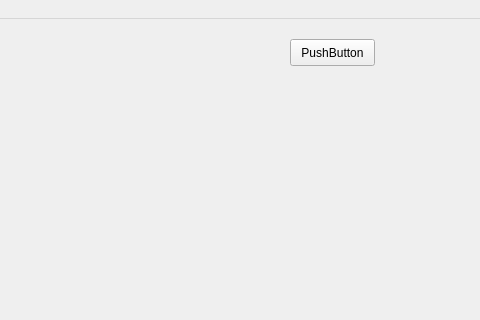
Old version of the form src/mainwindow.ui in the repository delcypher/simi-qt; both pictures show x 320 to 800 and y 0 to 320 of the 800 by 600 pixel window.
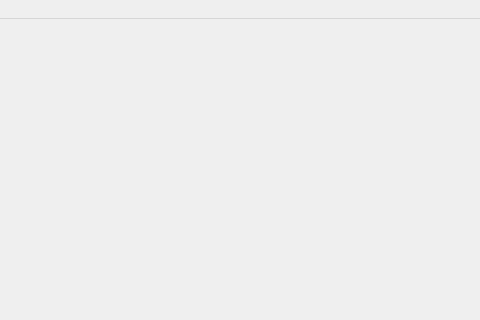
New version of the form. Custom widgets are drawn as their Qt base class.

Commit message: * Implemented image open dialog. simi-qt no longer needs a command line argument passed to it to start :)

The edit to the form file:
```diff
--- a/src/mainwindow.ui
+++ b/src/mainwindow.ui
@@ -24,19 +24,6 @@
      </rect>
     </property>
    </widget>
-   <widget class="QPushButton" name="doSomething">
-    <property name="geometry">
-     <rect>
-      <x>610</x>
-      <y>20</y>
-      <width>85</width>
-      <height>27</height>
-     </rect>
-    </property>
-    <property name="text">
-     <string>PushButton</string>
-    </property>
-   </widget>
   </widget>
   <widget class="QMenuBar" name="menubar">
    <property name="geometry">
```
The commit also changes 3 other files.
